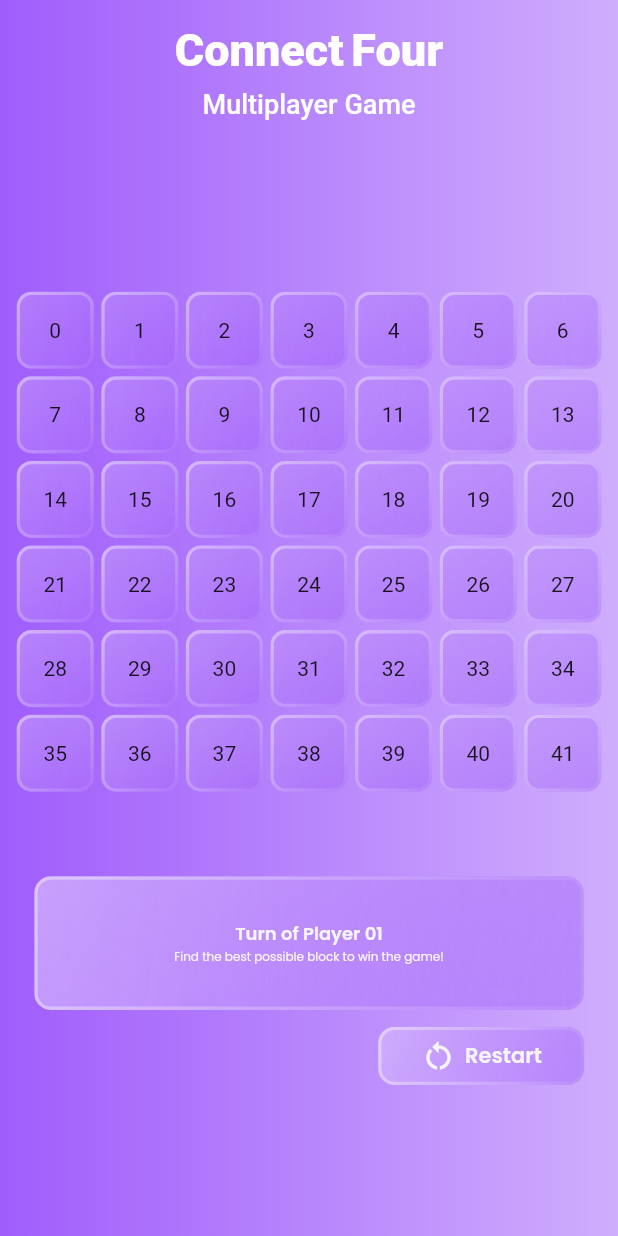
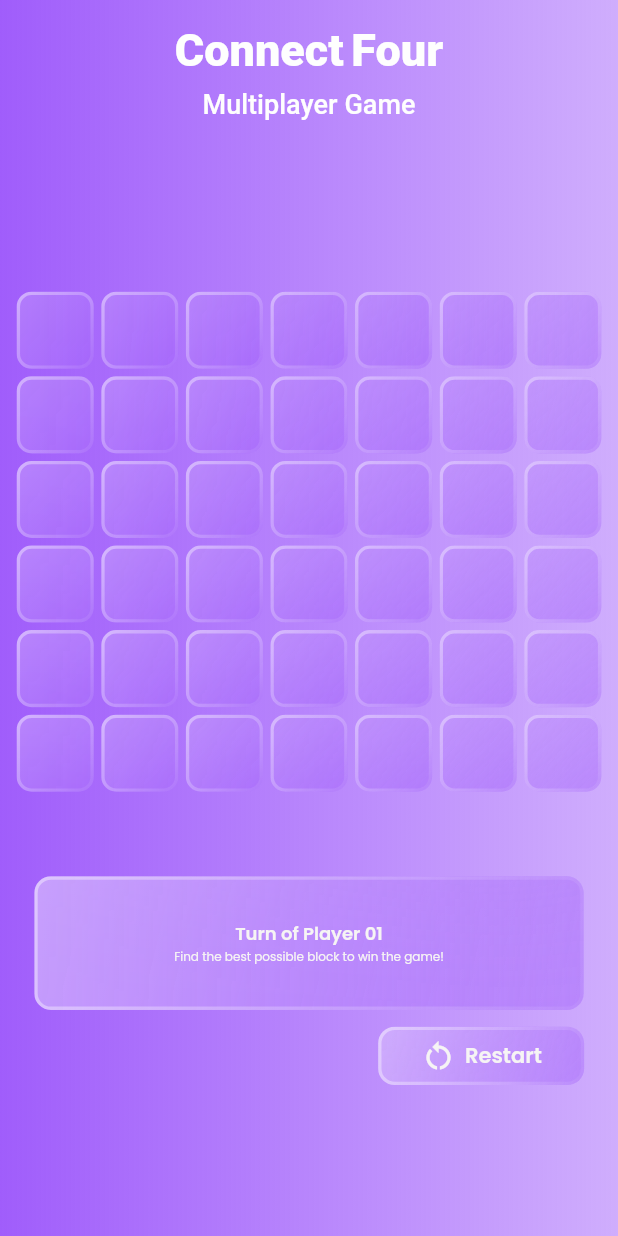
Before and after one commit to codechaser209/connect-four-multiplayer, a Flutter app: the screen it shows after launch, on a phone screen of 412 x 824 dp. Run offline on Flutter 3.47's test engine with Material 2 defaults, Android fonts, the phone set to English and light mode, and no system bars; drawn by our look-alikes of glassmorphism; our stand-ins replace google_fonts; Roboto replaces fonts that are missing (Macondo).

Commit message:
Removing index number from display

```diff
--- a/lib/main.dart
+++ b/lib/main.dart
@@ -134,7 +134,7 @@ class _GameScreenState extends State<GameScreen> {
                                   end: Alignment.bottomRight),
                               child: Center(
                                   child: board[index] == ''
-                                      ? Text(index.toString())
+                                      ? const Text('')
                                       : board[index] == 'B'
                                           ? Padding(
                                               padding:
```
